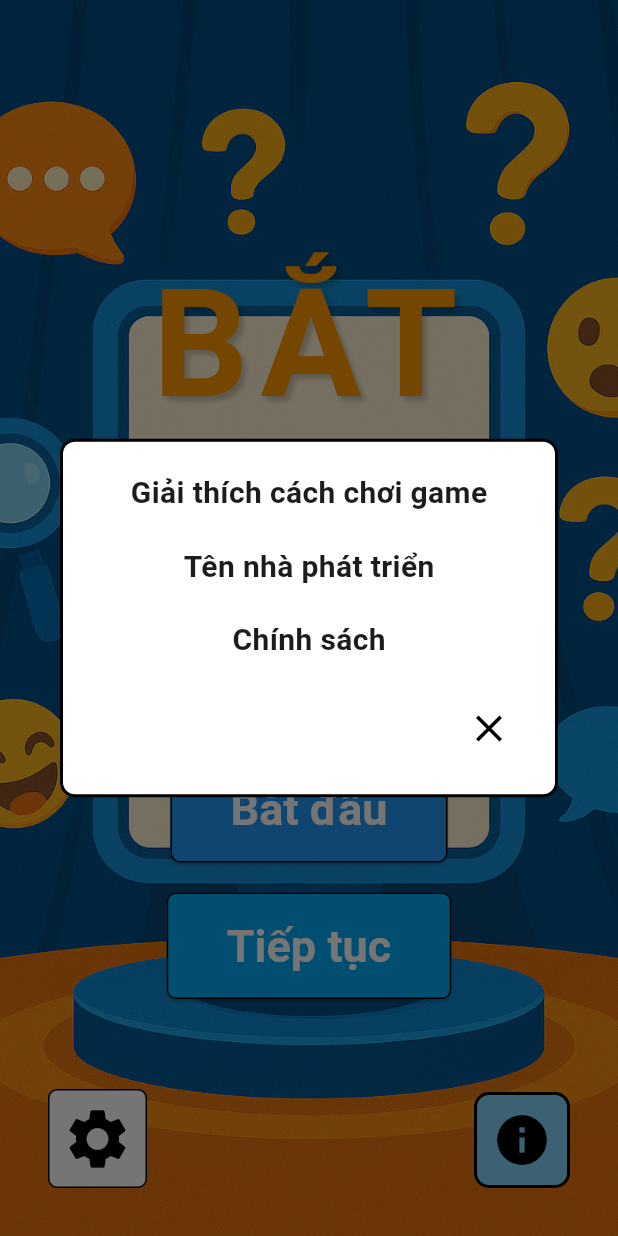
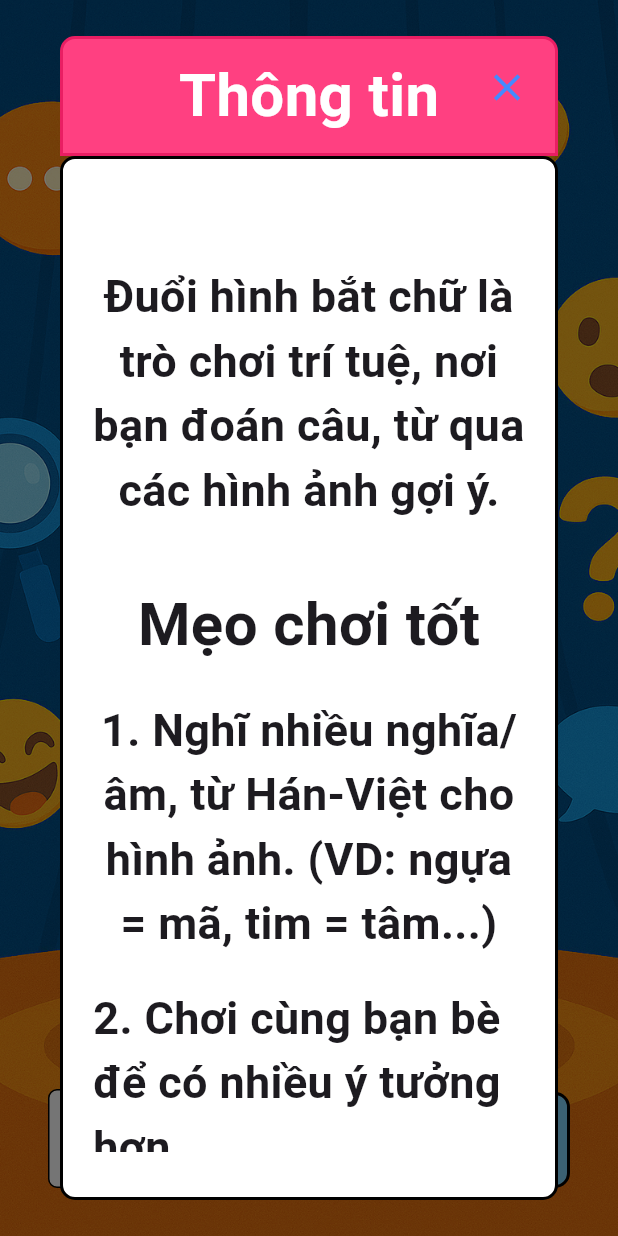
Before and after one commit to moonraise-2025/Catch-the-word, a Flutter app: the screen it shows after launch, after a tap on the "info" icon, on a phone screen of 412 x 824 dp. Run offline on Flutter 3.47's test engine with Material 3 defaults, Android fonts, the phone set to English and light mode, and no system bars.

```diff
--- a/lib/InfoPopup.dart
+++ b/lib/InfoPopup.dart
@@ -7,44 +7,89 @@ class InfoPopup extends StatelessWidget {
   Widget build(BuildContext context) {
     return Dialog(
       backgroundColor: Colors.transparent,
-      child: Container(
-        padding: const EdgeInsets.all(20),
+      child: Stack(
+        children: [
+          Container(
+            margin: const EdgeInsets.only(top: 80), // để chừa chỗ cho tiêu đề
+            padding: const EdgeInsets.symmetric(horizontal: 20, vertical: 30), // padding cân trái/phải
             decoration: BoxDecoration(
               color: Colors.white,
               borderRadius: BorderRadius.circular(10),
               border: Border.all(color: Colors.black, width: 2),
             ),
+            child: SingleChildScrollView( // nếu nội dung quá dài
               child: Column(
                 mainAxisSize: MainAxisSize.min,
+                crossAxisAlignment: CrossAxisAlignment.center, // căn giữa theo chiều ngang
+
                 children: [
+                  const SizedBox(height: 40), // khoảng cách với tiêu đề
                   Text(
-              'Giải thích cách chơi game',
-              style: TextStyle(
-                fontSize: 20,
-                fontWeight: FontWeight.bold,
+                    'Đuổi hình bắt chữ là trò chơi trí tuệ, nơi bạn đoán câu, từ qua các hình ảnh gợi ý.',
+                    textAlign: TextAlign.center,
+                    style: TextStyle(fontSize: 30, fontWeight: FontWeight.bold),
                   ),
+                  const SizedBox(height: 20),
+                  const SizedBox(height: 20),
+                  Text(
+                    'Mẹo chơi tốt',
+                    style: TextStyle(fontSize: 40, fontWeight: FontWeight.bold),
                   ),
                   const SizedBox(height: 20),
                   Text(
-              'Tên nhà phát triển',
-              style: TextStyle(
-                fontSize: 20,
-                fontWeight: FontWeight.bold,
-              ),
+                    '1. Nghĩ nhiều nghĩa/âm, từ Hán-Việt cho hình ảnh. (VD: ngựa = mã, tim = tâm...)',
+                    textAlign: TextAlign.center,
+
+                    style: TextStyle(fontSize: 30, fontWeight: FontWeight.bold),
                   ),
                   const SizedBox(height: 20),
                   Text(
-              'Chính sách',
-              style: TextStyle(
-                fontSize: 20,
-                fontWeight: FontWeight.bold,
+                    '2. Chơi cùng bạn bè để có nhiều ý tưởng hơn',
+                    style: TextStyle(fontSize: 30, fontWeight: FontWeight.bold),
+                  ),
+                  const SizedBox(height: 20),
+                  Text(
+                    '3. Dùng gợi ý trong app',
+                    style: TextStyle(fontSize: 30, fontWeight: FontWeight.bold),
+                  ),
+                ],
               ),
             ),
-            const SizedBox(height: 20),
-            Align(
-              alignment: Alignment.bottomRight,
+          ),
+
+          // Phần tiêu đề nằm sát trên cùng
+          Positioned(
+            top: 0,
+            left: 0,
+            right: 0,
+            child: Container(
+              height: 80,
+              alignment: Alignment.center,
+              decoration: BoxDecoration(
+                color: Colors.pinkAccent,
+                borderRadius: BorderRadius.only(
+                  topLeft: Radius.circular(10),
+                  topRight: Radius.circular(10),
+                ),
+                border: Border.all(color: Colors.pink, width: 2),
+              ),
+              child: const Text(
+                'Thông tin',
+                style: TextStyle(
+                  fontSize: 40,
+                  fontWeight: FontWeight.bold,
+                  color: Colors.white,
+                ),
+              ),
+            ),
+          ),
+
+          // Nút đóng ở góc phải trên
+          Positioned(
+            top: 10,
+            right: 10,
             child: IconButton(
-                icon: const Icon(Icons.close, size: 30, color: Colors.black),
+              icon: const Icon(Icons.close, size: 30, color: Colors.blueAccent),
               onPressed: () {
                 Navigator.of(context).pop();
               },
@@ -52,7 +97,6 @@ class InfoPopup extends StatelessWidget {
           ),
         ],
       ),
-      ),
     );
   }
 }
--- a/lib/StartScreen.dart
+++ b/lib/StartScreen.dart
@@ -67,9 +67,9 @@ class StartScreen extends StatelessWidget {
                         },
                         child: const Text('Bắt đầu'),
                       ),
-
                       SizedBox(height: 20),
-
+                      Column(
+                        children: [
                           ElevatedButton(
                             style: ElevatedButton.styleFrom(
                               backgroundColor: Colors.lightBlue,
@@ -89,7 +89,22 @@ class StartScreen extends StatelessWidget {
                                 ),
                               );
                             },
-                        child: const Text('Tiếp tục'),
+                            child: Column(
+                              mainAxisSize: MainAxisSize.min, // để chiều cao vừa khít nội dung
+                              children: const [
+                                Text(
+                                  'Tiếp tục',
+                                  style: TextStyle(fontSize: 30, fontWeight: FontWeight.bold),
+                                ),
+                                SizedBox(height: 4),
+                                Text(
+                                  'Level N', // bạn có thể thay bằng level thực tế sau
+                                  style: TextStyle(fontSize: 20, color: Colors.white),
+                                ),
+                              ],
+                            ),
+                          ),
+                        ],
                       ),
                     ],
                   ),
```
Lines whose indentation alone changed are shown as unchanged.
